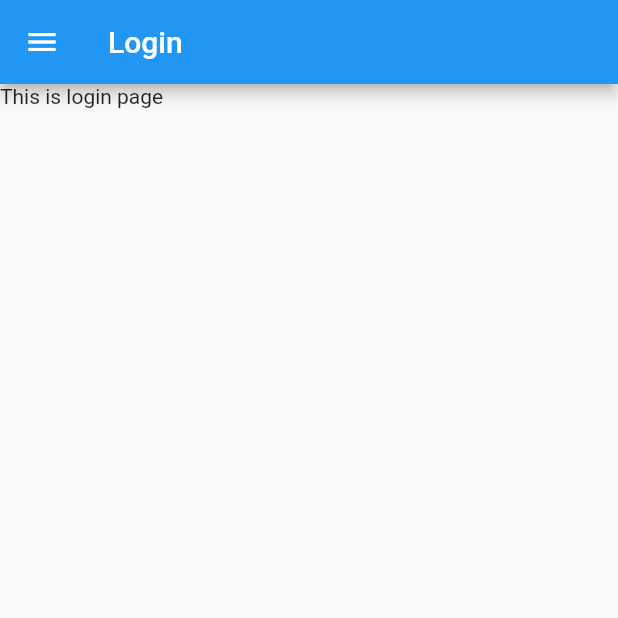
After one commit to cezarmocanu/mini-restaurant-app, a Flutter app: the screen it shows after launch, in the side drawer, after a tap on "Go to login page", on a phone screen of 412 x 824 dp, the top half of it. The commit adds this screen. Run offline on Flutter 3.47's test engine with Material 2 defaults, Android fonts, the phone set to English and light mode, and no system bars.

Commit message:
003 Created and added to main login page also added a proper route

```diff
--- a/lib/common/app_drawer.dart
+++ b/lib/common/app_drawer.dart
@@ -54,6 +54,18 @@ class AppDrawer extends StatelessWidget {
               );
             },
           ),
+          ElevatedButton(
+            child: Text("Go to login page"),
+            onPressed: () {
+              Navigator.pushNamedAndRemoveUntil(
+                context,
+                "/login",
+                (route) {
+                  return false;
+                },
+              );
+            },
+          ),
         ],
       ),
     );
--- a/lib/main.dart
+++ b/lib/main.dart
@@ -1,5 +1,6 @@
 import 'package:flutter/material.dart';
 import 'package:kitchen_it/pages/home_page.dart';
+import 'package:kitchen_it/pages/login_page.dart';
 import 'package:kitchen_it/pages/menu_page.dart';
 import 'package:kitchen_it/pages/tables_page.dart';
 import 'package:kitchen_it/pages/workspaces_page.dart';
@@ -20,6 +21,9 @@ void main() {
         },
         "/tables": (BuildContext context) {
           return TablesPage();
+        },
+        "/login": (BuildContext context) {
+          return LoginPage();
         }
       },
     ),
--- /dev/null
+++ b/lib/pages/login_page.dart
@@ -0,0 +1,21 @@
+import 'package:flutter/material.dart';
+import 'package:kitchen_it/common/app_drawer.dart';
+
+class LoginPage extends StatelessWidget {
+  @override
+  Widget build(BuildContext context) {
+    return SafeArea(
+      child: Scaffold(
+        appBar: AppBar(
+          title: Text("Login"),
+        ),
+        drawer: AppDrawer(),
+        body: Column(
+          children: [
+            Text("This is login page"),
+          ],
+        ),
+      ),
+    );
+  }
+}
```
